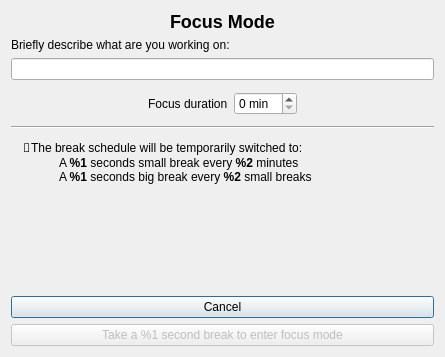
Qt form src/app/focus-window.ui (AllanChain/sane-break) before a commit.
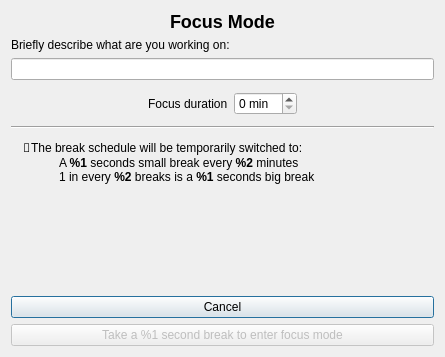
The same form after that commit. Custom widgets are drawn as their Qt base class.

What changed in the file:
```diff
--- a/src/app/focus-window.ui
+++ b/src/app/focus-window.ui
@@ -156,7 +156,7 @@
        <item>
         <widget class="DynamicLabel" name="bigScheduleLabel">
          <property name="text">
-          <string>A &lt;b&gt;%1&lt;/b&gt; seconds big break every &lt;b&gt;%2&lt;/b&gt; small breaks</string>
+          <string>1 in every &lt;b&gt;%2&lt;/b&gt; breaks is a &lt;b&gt;%1&lt;/b&gt; seconds big break</string>
          </property>
          <property name="wordWrap">
           <bool>true</bool>
```
Left out of the diff: 4 changed lines with no effect on the pictures.
